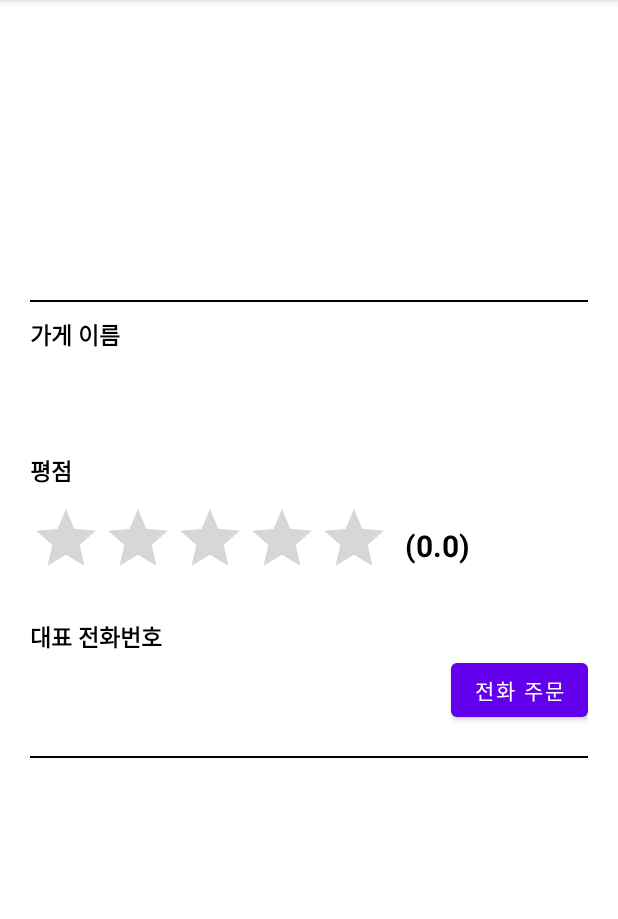
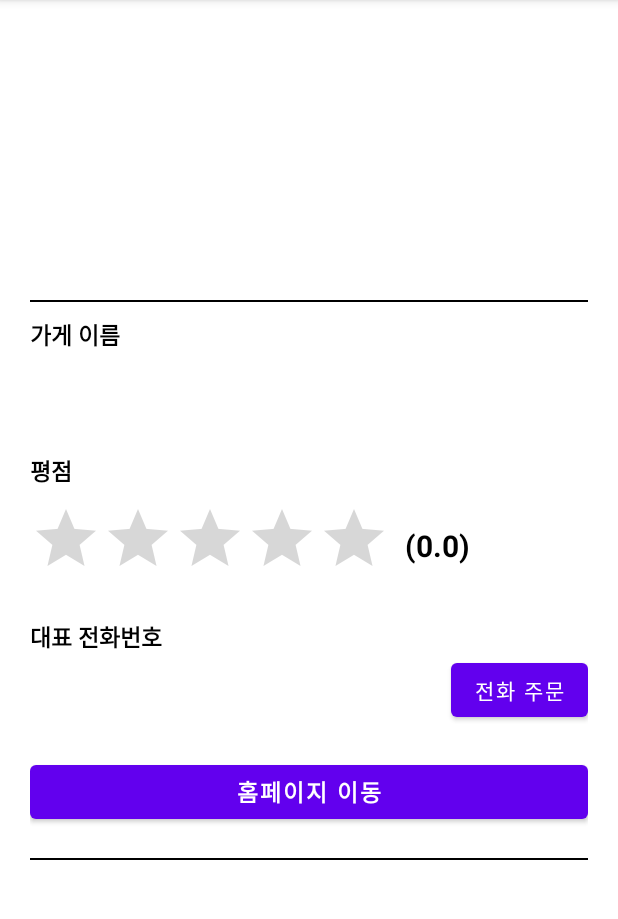
Before and after one commit to zcKO/OrderDelivery_20220222, an Android app: the PizzaOrderDetailActivity screen opened directly, with no data from a screen before it, on a phone screen of 412 x 824 dp, the part 84-1003 px from its top. Run offline under Robolectric (Android 15) with nearby library versions, the phone set to English and light mode, and no system bars; our stand-ins replace CircleImageView; libraries missing offline, so code that uses them is left out: com.gun0912.tedpermission, com.willy.ratingbar; plain views replace RotationRatingBar; pictures from the network do not load; 7 statements that could not run were skipped.

Commit message:
해당 스토어의 홈페이지 이동 구현 및 스토어 클래스 데이터 추가

```diff
--- a/app/src/main/java/com/jc/orderdelivery_20220222/datas/StoreData.kt
+++ b/app/src/main/java/com/jc/orderdelivery_20220222/datas/StoreData.kt
@@ -6,5 +6,6 @@ class StoreData(
     val storeName: String,
     val storeRating: Float,
     val storeNumber: String,
-    val storeLogoImg: String
+    val storeLogoImg: String,
+    val storeHomeUri: String
 ) : Serializable
--- a/app/src/main/java/com/jc/orderdelivery_20220222/detail/PizzaOrderDetailActivity.kt
+++ b/app/src/main/java/com/jc/orderdelivery_20220222/detail/PizzaOrderDetailActivity.kt
@@ -11,6 +11,7 @@ import com.gun0912.tedpermission.PermissionListener
 import com.gun0912.tedpermission.normal.TedPermission
 import com.jc.orderdelivery_20220222.R
 import com.jc.orderdelivery_20220222.datas.StoreData
+import com.jc.orderdelivery_20220222.global.GlobalCode
 import com.jc.orderdelivery_20220222.global.GlobalCode.Companion.PIZZA_DATA
 import kotlinx.android.synthetic.main.activity_pizza_order_detail.*
 
@@ -73,6 +74,14 @@ class PizzaOrderDetailActivity : AppCompatActivity() {
 
         }
 
+        homePageButton.setOnClickListener {
+
+            val homeUri = Uri.parse(data.storeHomeUri)
+            val homeIntent = Intent(Intent.ACTION_VIEW, homeUri)
+            startActivity(homeIntent)
+
+        }
+
     }
 
 }
--- a/app/src/main/java/com/jc/orderdelivery_20220222/fragments/PizzaOrderFragment.kt
+++ b/app/src/main/java/com/jc/orderdelivery_20220222/fragments/PizzaOrderFragment.kt
@@ -44,10 +44,10 @@ class PizzaOrderFragment: Fragment() {
 
     private fun initStoreData(): ArrayList<StoreData> {
 
-        storeList.add(StoreData("피자헛", 3.5f, "1588-5588", GlobalCode.PIZZHUT_LOGO_URL))
-        storeList.add(StoreData("파파존스", 4.5f, "1577-8080", GlobalCode.PAPAJOHNS_LOGO_URL))
-        storeList.add(StoreData("도미노피자", 2.5f, "1577-3082", GlobalCode.DOMINOS_LOGO_URL))
-        storeList.add(StoreData("미스터피자", 5.0f, "1577-007", GlobalCode.MRPIZZA_LOGO_URL))
+        storeList.add(StoreData("피자헛", 3.5f, "1588-5588", GlobalCode.PIZZHUT_LOGO_URL, GlobalCode.PIZZHUT_URL))
+        storeList.add(StoreData("파파존스", 4.5f, "1577-8080", GlobalCode.PAPAJOHNS_LOGO_URL, GlobalCode.PAPAJOHNS_URL))
+        storeList.add(StoreData("도미노피자", 2.5f, "1577-3082", GlobalCode.DOMINOS_LOGO_URL, GlobalCode.DOMINOS_URL))
+        storeList.add(StoreData("미스터피자", 5.0f, "1577-007", GlobalCode.MRPIZZA_LOGO_URL, GlobalCode.MRPIZZA_URL))
 
         return storeList
 
--- a/app/src/main/java/com/jc/orderdelivery_20220222/global/GlobalCode.kt
+++ b/app/src/main/java/com/jc/orderdelivery_20220222/global/GlobalCode.kt
@@ -8,6 +8,12 @@ class GlobalCode {
         val DOMINOS_LOGO_URL = "https://pbs.twimg.com/profile_images/1098371010548555776/trCrCTDN_400x400.png"
         val MRPIZZA_LOGO_URL = "https://post-phinf.pstatic.net/MjAxODEyMDVfMzYg/MDAxNTQzOTYxOTA4NjM3.8gsStnhxz7eEc9zpt5nmSRZmI-Pzpl4NJvHYU-Dlgmcg.7Vpgk0lopJ5GoTav3CUDqmXi2-_67S5AXD0AGbbR6J4g.JPEG/IMG_1641.jpg?type=w1200"
 
+        val PIZZHUT_URL = "https://www.pizzahut.co.kr/main"
+        val PAPAJOHNS_URL = "https://pji.co.kr"
+        val DOMINOS_URL =  "https://www.mrpizza.co.kr"
+        val MRPIZZA_URL = "https://web.dominos.co.kr/main"
+
+
         val PIZZA_DATA = "pizza_data"
         val MY_NICKNAME = "nickname"
         val REQ_MY_NICKNAME_CHANGE = 1000
--- a/app/src/main/res/layout/activity_pizza_order_detail.xml
+++ b/app/src/main/res/layout/activity_pizza_order_detail.xml
@@ -17,29 +17,29 @@
         tools:src="@mipmap/ic_launcher" />
 
     <View
-        android:layout_marginTop="30dp"
         android:layout_width="match_parent"
         android:layout_height="1dp"
+        android:layout_marginTop="30dp"
         android:background="@color/black" />
 
     <TextView
+        android:layout_width="wrap_content"
+        android:layout_height="wrap_content"
+        android:layout_marginTop="10dp"
         android:text="가게 이름"
-        android:layout_marginTop="10dp"
-        android:layout_width="wrap_content"
+        android:textColor="@color/black"
         android:textSize="15sp"
-        android:textColor="@color/black"
-        android:textStyle="bold"
-        android:layout_height="wrap_content" />
+        android:textStyle="bold" />
 
     <TextView
         android:id="@+id/storeDetailName"
-        android:textSize="20sp"
-        android:textColor="@color/black"
-        android:textStyle="bold"
-        android:layout_marginTop="10dp"
         android:layout_width="wrap_content"
         android:layout_height="wrap_content"
-        tools:text="피자헛"/>
+        android:layout_marginTop="10dp"
+        android:textColor="@color/black"
+        android:textSize="20sp"
+        android:textStyle="bold"
+        tools:text="피자헛" />
 
     <LinearLayout
         android:layout_width="match_parent"
@@ -48,51 +48,51 @@
         android:orientation="vertical">
 
         <TextView
+            android:layout_width="wrap_content"
+            android:layout_height="wrap_content"
+            android:layout_marginTop="10dp"
             android:text="평점"
-            android:layout_marginTop="10dp"
-            android:layout_width="wrap_content"
+            android:textColor="@color/black"
             android:textSize="15sp"
-            android:textColor="@color/black"
-            android:textStyle="bold"
-            android:layout_height="wrap_content" />
+            android:textStyle="bold" />
 
         <LinearLayout
             android:layout_width="match_parent"
             android:layout_height="wrap_content"
+            android:layout_marginTop="10dp"
             android:gravity="center_vertical"
-            android:layout_marginTop="10dp"
             android:orientation="horizontal">
 
             <com.willy.ratingbar.RotationRatingBar
                 android:id="@+id/storeDetailRatingBar"
                 android:layout_width="wrap_content"
                 android:layout_height="wrap_content"
-                app:srb_stepSize="0.5"
                 app:srb_isIndicator="true"
+                app:srb_starHeight="20dp"
+                app:srb_starPadding="2dp"
                 app:srb_starWidth="20dp"
-                app:srb_starHeight="20dp"
-                app:srb_starPadding="2dp"/>
+                app:srb_stepSize="0.5" />
 
             <TextView
                 android:id="@+id/storeDetailRatingScore"
-                tools:text="(3.5)"
+                android:layout_width="wrap_content"
+                android:layout_height="wrap_content"
                 android:layout_marginStart="10dp"
-                android:layout_width="wrap_content"
+                android:textColor="@color/black"
                 android:textSize="20sp"
-                android:textColor="@color/black"
                 android:textStyle="bold"
-                android:layout_height="wrap_content" />
+                tools:text="(3.5)" />
 
         </LinearLayout>
 
         <TextView
+            android:layout_width="wrap_content"
+            android:layout_height="wrap_content"
+            android:layout_marginTop="20dp"
             android:text="대표 전화번호"
-            android:layout_marginTop="20dp"
-            android:layout_width="wrap_content"
+            android:textColor="@color/black"
             android:textSize="15sp"
-            android:textColor="@color/black"
-            android:textStyle="bold"
-            android:layout_height="wrap_content" />
+            android:textStyle="bold" />
 
         <LinearLayout
             android:layout_width="match_parent"
@@ -102,33 +102,42 @@
 
             <TextView
                 android:id="@+id/storeDetailNumber"
-                tools:text="1577-3082"
                 android:layout_width="wrap_content"
+                android:layout_height="wrap_content"
+                android:textColor="@color/black"
                 android:textSize="20sp"
-                android:textColor="@color/black"
                 android:textStyle="bold"
-                android:layout_height="wrap_content" />
+                tools:text="1577-3082" />
 
             <TextView
                 android:layout_width="0dp"
                 android:layout_height="wrap_content"
-                android:layout_weight="1"/>
+                android:layout_weight="1" />
 
             <Button
                 android:id="@+id/orderCallButton"
                 android:layout_width="wrap_content"
                 android:layout_height="wrap_content"
-                android:text="전화 주문"/>
+                android:text="전화 주문" />
 
         </LinearLayout>
 
 
     </LinearLayout>
 
+    <Button
+        android:id="@+id/homePageButton"
+        android:layout_width="match_parent"
+        android:layout_height="wrap_content"
+        android:layout_marginTop="20dp"
+        android:text="홈페이지 이동"
+        android:textSize="15sp"
+        android:textStyle="bold" />
+
     <View
-        android:layout_marginTop="20dp"
         android:layout_width="match_parent"
         android:layout_height="1dp"
+        android:layout_marginTop="20dp"
         android:background="@color/black" />
 
 </LinearLayout>
```
